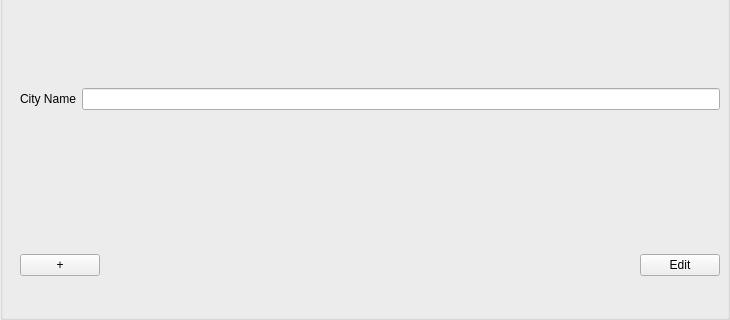
This is src/app/cityinputarea.ui in jmuelbert/jmbde-QT as Qt 5 draws it before an edit; both pictures show x 0 to 730 and y 280 to 600 of the 730 by 600 pixel window. The edited form follows.
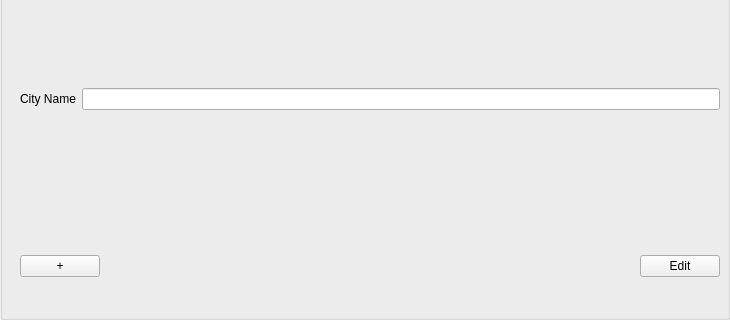
This is the edited form.

The edit to the form file:
```diff
--- a/src/app/cityinputarea.ui
+++ b/src/app/cityinputarea.ui
@@ -63,7 +63,7 @@
       <x>10</x>
       <y>500</y>
       <width>700</width>
-      <height>30</height>
+      <height>32</height>
      </rect>
     </property>
     <layout class="QHBoxLayout" name="horizontalLayout">
```
Lines whose indentation alone changed are shown as unchanged.
